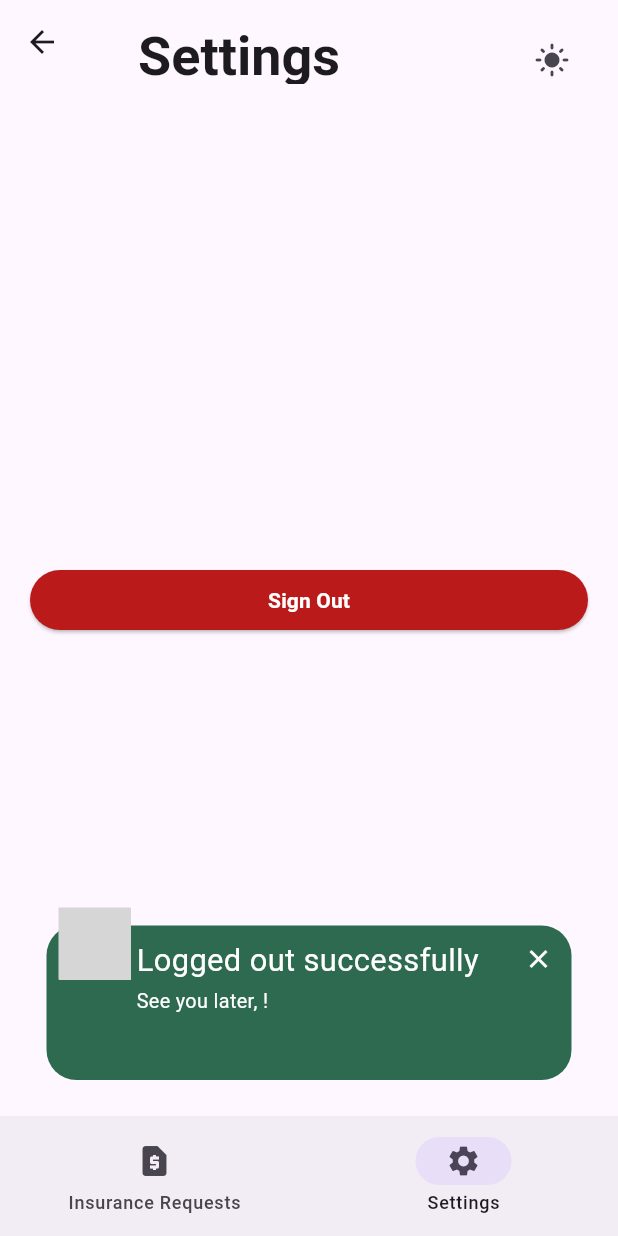
After one commit to AbeerNabeel-20192830/ITCS444-project, a Flutter app: the AdminView screen opened directly, item 2 of the bottom bar chosen, after a tap on "Sign Out", on a phone screen of 412 x 824 dp. The commit adds this screen. Run offline on Flutter 3.47's test engine with Material 3 defaults, Android fonts, the phone set to English and light mode, and no system bars; drawn by our look-alikes of awesome_snackbar_content; our stand-ins replace cloud_firestore, firebase_auth, firebase_core, shared_preferences; missing offline and left inert: age_calculator, ulid; accounts and stored records are empty; generated files the repository leaves out were written again; network calls fail; grey boxes are pictures that could not be loaded.

Commit message:
implement admin view

```diff
--- a/lib/admin/pages/example.dart
+++ /dev/null
@@ -1 +0,0 @@
-// Empty...
--- /dev/null
+++ b/lib/admin/pages/requests_page.dart
@@ -0,0 +1,15 @@
+import 'package:flutter/material.dart';
+
+class InsuranceRequestsPage extends StatefulWidget {
+  const InsuranceRequestsPage({super.key});
+
+  @override
+  State<InsuranceRequestsPage> createState() => _InsuranceRequestsPageState();
+}
+
+class _InsuranceRequestsPageState extends State<InsuranceRequestsPage> {
+  @override
+  Widget build(BuildContext context) {
+    return const Placeholder();
+  }
+}
--- /dev/null
+++ b/lib/admin_emails.dart
@@ -0,0 +1,5 @@
+List<String> get adminEmails {
+  return [
+    'itcs444.test@gmail.com'
+  ];
+}
--- a/lib/insurance/insurance_request_form.dart
+++ b/lib/customer/insurance/insurance_request_form.dart
@@ -2,7 +2,7 @@ import 'package:awesome_snackbar_content/awesome_snackbar_content.dart';
 import 'package:flutter/material.dart';
 import 'package:flutter_project/components/custom_snackbar.dart';
 import 'package:flutter_project/models/insurance.dart';
-import 'package:flutter_project/models/insurance_provider.dart';
+import 'package:flutter_project/customer/insurance/insurance_provider.dart';
 import 'package:flutter_project/models/vehicle.dart';
 import 'package:provider/provider.dart';
 
--- a/lib/customer/pages/my_vehicles_page.dart
+++ b/lib/customer/pages/my_vehicles_page.dart
@@ -1,5 +1,5 @@
 import 'package:flutter/material.dart';
-import 'package:flutter_project/vehicle/vehicle_list_view.dart';
+import 'package:flutter_project/customer/vehicle/vehicle_list_view.dart';
 
 class MyVehiclesPage extends StatefulWidget {
   const MyVehiclesPage({super.key});
--- a/lib/customer/pages/new_insurance_page.dart
+++ b/lib/customer/pages/new_insurance_page.dart
@@ -1,5 +1,5 @@
 import 'package:flutter/material.dart';
-import 'package:flutter_project/insurance/insurance_request_form.dart';
+import 'package:flutter_project/customer/insurance/insurance_request_form.dart';
 import 'package:flutter_project/models/vehicle.dart';
 
 class NewInsurancePage extends StatefulWidget {
--- a/lib/customer/pages/new_vehicle_page.dart
+++ b/lib/customer/pages/new_vehicle_page.dart
@@ -1,5 +1,5 @@
 import 'package:flutter/material.dart';
-import 'package:flutter_project/vehicle/vehicle_form.dart';
+import 'package:flutter_project/customer/vehicle/vehicle_form.dart';
 
 class NewVehiclePage extends StatefulWidget {
   const NewVehiclePage({super.key});
--- a/lib/vehicle/vehicle_form.dart
+++ b/lib/customer/vehicle/vehicle_form.dart
@@ -3,7 +3,7 @@ import 'package:flutter/material.dart';
 import 'package:age_calculator/age_calculator.dart';
 import 'package:flutter_project/components/custom_snackbar.dart';
 import 'package:flutter_project/models/vehicle.dart';
-import 'package:flutter_project/models/vehicle_provider.dart';
+import 'package:flutter_project/customer/vehicle/vehicle_provider.dart';
 import 'package:flutter_project/utils.dart';
 import 'package:provider/provider.dart';
 
--- a/lib/vehicle/vehicle_list_view.dart
+++ b/lib/customer/vehicle/vehicle_list_view.dart
@@ -6,11 +6,11 @@ import 'package:flutter_project/customer/pages/insured_page.dart';
 import 'package:flutter_project/customer/pages/new_insurance_page.dart';
 import 'package:flutter_project/customer/pages/renewal_page.dart';
 import 'package:flutter_project/models/insurance.dart';
-import 'package:flutter_project/models/insurance_provider.dart';
-import 'package:flutter_project/models/vehicle_provider.dart';
+import 'package:flutter_project/customer/insurance/insurance_provider.dart';
+import 'package:flutter_project/customer/vehicle/vehicle_provider.dart';
 import 'package:flutter_project/utils.dart';
 import 'package:flutter_project/models/vehicle.dart';
-import 'package:flutter_project/vehicle/vehicle_form.dart';
+import 'package:flutter_project/customer/vehicle/vehicle_form.dart';
 import 'package:provider/provider.dart';
 
 class VehicleListView extends StatefulWidget {
--- a/lib/main.dart
+++ b/lib/main.dart
@@ -3,10 +3,11 @@ import 'package:firebase_core/firebase_core.dart';
 import 'package:flutter/material.dart';
 import 'package:flutter_project/authentication.dart';
 import 'package:flutter_project/firebase_options.dart';
-import 'package:flutter_project/logged_view.dart';
-import 'package:flutter_project/models/insurance_provider.dart';
-import 'package:flutter_project/models/vehicle_provider.dart';
-import 'package:flutter_project/non_logged_view.dart';
+import 'package:flutter_project/views/admin_view.dart';
+import 'package:flutter_project/views/user_view.dart';
+import 'package:flutter_project/customer/insurance/insurance_provider.dart';
+import 'package:flutter_project/customer/vehicle/vehicle_provider.dart';
+import 'package:flutter_project/views/non_logged_view.dart';
 import 'package:provider/provider.dart';
 import 'package:flutter_project/theme/theme_provider.dart';
 import 'package:shared_preferences/shared_preferences.dart';
@@ -68,7 +69,10 @@ class _HomePageState extends State<HomePage> {
 
           if (snapshot.hasData) {
             // User is logged in
-            return LoggedInView();
+            if (context.watch<Authentication>().isAdmin) {
+              return AdminView();
+            }
+            return UserView();
           } else {
             // User is not logged in
             return NonLoggedInView();
--- /dev/null
+++ b/lib/settings_page.dart
@@ -0,0 +1,52 @@
+import 'package:awesome_snackbar_content/awesome_snackbar_content.dart';
+import 'package:firebase_auth/firebase_auth.dart';
+import 'package:flutter/material.dart';
+import 'package:flutter_project/authentication.dart';
+import 'package:flutter_project/components/custom_snackbar.dart';
+import 'package:provider/provider.dart';
+
+class SettingsPage extends StatefulWidget {
+  const SettingsPage({super.key});
+
+  @override
+  State<SettingsPage> createState() => _SettingsPageState();
+}
+
+class _SettingsPageState extends State<SettingsPage> {
+  User user = FirebaseAuth.instance.currentUser!;
+
+  @override
+  Widget build(BuildContext context) {
+    return Column(
+      crossAxisAlignment: CrossAxisAlignment.stretch,
+      children: [
+        ElevatedButton(
+          onPressed: () async {
+            try {
+              // Call the login method from the Authentication class
+              await context.read<Authentication>().logout();
+              // Navigate to the home screen or show a success message
+              ScaffoldMessenger.of(context)
+                ..hideCurrentSnackBar()
+                ..showSnackBar(snackBar('Logged out successfully',
+                    'See you later, ${user.email}!', ContentType.success));
+            } catch (e) {
+              // Show an error message if login fails
+              ScaffoldMessenger.of(context)
+                ..hideCurrentSnackBar()
+                ..showSnackBar(
+                    snackBar('Logging out failed', '$e', ContentType.failure));
+            }
+          },
+          style: ElevatedButton.styleFrom(
+              backgroundColor: Theme.of(context).colorScheme.error,
+              foregroundColor: Theme.of(context).colorScheme.onError),
+          child: Text(
+            'Sign Out',
+            style: TextStyle(fontWeight: FontWeight.bold),
+          ),
+        )
+      ],
+    );
+  }
+}
--- /dev/null
+++ b/lib/views/admin_view.dart
@@ -0,0 +1,83 @@
+import 'package:flutter/material.dart';
+import 'package:flutter_project/admin/pages/requests_page.dart';
+import 'package:flutter_project/settings_page.dart';
+import 'package:flutter_project/theme/theme.dart';
+import 'package:flutter_project/theme/theme_provider.dart';
+import 'package:flutter_project/utils.dart';
+import 'package:provider/provider.dart';
+
+class AdminView extends StatefulWidget {
+  const AdminView({super.key});
+
+  @override
+  State<AdminView> createState() => _AdminViewState();
+}
+
+class _AdminViewState extends State<AdminView> {
+  var title = '';
+  var selectedIndex = 0;
+
+  @override
+  Widget build(BuildContext context) {
+    Widget page;
+    switch (selectedIndex) {
+      case 0:
+        title = 'Insurance Requests';
+        page = const InsuranceRequestsPage();
+        break;
+      case 1:
+        title = 'Settings';
+        page = const SettingsPage();
+        break;
+      default:
+        page = const Placeholder();
+    }
+    return Scaffold(
+      appBar: AppBar(
+        title: Padding(
+          padding: const EdgeInsets.only(top: 20, left: 20),
+          child: Text(title, style: Theme.of(context).textTheme.titleLarge),
+        ),
+        actions: [
+          Padding(
+            padding: const EdgeInsets.only(top: 20, right: 20),
+            child: IconButton(
+              onPressed: () {
+                Provider.of<ThemeProvider>(
+                  context,
+                  listen: false,
+                ).toggleTheme();
+              },
+              icon: Provider.of<ThemeProvider>(context).themeData == lightMode
+                  ? Icon(Icons.light_mode)
+                  : Icon(Icons.dark_mode),
+            ),
+          ),
+        ],
+      ),
+      body: Align(
+        alignment: Alignment.center,
+        child: SizedBox(
+          width: maxWidth,
+          child: SingleChildScrollView(
+            padding: EdgeInsets.all(20),
+            child: page,
+          ),
+        ),
+      ),
+      bottomNavigationBar: NavigationBar(
+        destinations: const [
+          NavigationDestination(
+              icon: Icon(Icons.request_page), label: 'Insurance Requests'),
+          NavigationDestination(icon: Icon(Icons.settings), label: 'Settings'),
+        ],
+        selectedIndex: selectedIndex,
+        onDestinationSelected: (value) {
+          setState(() {
+            selectedIndex = value;
+          });
+        },
+      ),
+    );
+  }
+}
--- a/lib/logged_view.dart
+++ b/lib/views/user_view.dart
@@ -2,19 +2,20 @@ import 'package:flutter/material.dart';
 import 'package:flutter_project/customer/pages/accident_report.dart';
 import 'package:flutter_project/customer/pages/my_vehicles_page.dart';
 import 'package:flutter_project/customer/pages/new_vehicle_page.dart';
+import 'package:flutter_project/settings_page.dart';
 import 'package:flutter_project/theme/theme.dart';
 import 'package:flutter_project/theme/theme_provider.dart';
 import 'package:flutter_project/utils.dart';
 import 'package:provider/provider.dart';
 
-class LoggedInView extends StatefulWidget {
-  const LoggedInView({super.key});
+class UserView extends StatefulWidget {
+  const UserView({super.key});
 
   @override
-  State<LoggedInView> createState() => _LoggedInViewState();
+  State<UserView> createState() => _UserViewState();
 }
 
-class _LoggedInViewState extends State<LoggedInView> {
+class _UserViewState extends State<UserView> {
   var title = '';
   var selectedIndex = 0;
 
@@ -33,6 +34,10 @@ class _LoggedInViewState extends State<LoggedInView> {
       case 2:
         title = 'Report Accident';
         page = const AccidentReportPage();
+        break;
+      case 3:
+        title = 'Settings';
+        page = const SettingsPage();
         break;
       default:
         page = const Placeholder();
@@ -78,6 +83,7 @@ class _LoggedInViewState extends State<LoggedInView> {
               icon: Icon(Icons.directions_car), label: 'My Vehicles'),
           NavigationDestination(
               icon: Icon(Icons.car_crash), label: 'Report Accident'),
+          NavigationDestination(icon: Icon(Icons.settings), label: 'Settings'),
         ],
         selectedIndex: selectedIndex,
         onDestinationSelected: (value) {
```
Also changed, not shown: lib/auth/register.dart (+26 -3 lines), lib/authentication.dart (+9 -15 lines), lib/customer/insurance/insurance_offer_form.dart (added), lib/customer/insurance/insurance_provider.dart (renamed from lib/models/insurance_provider.dart), lib/customer/vehicle/vehicle_provider.dart (renamed from lib/models/vehicle_provider.dart), lib/views/non_logged_view.dart (renamed from lib/non_logged_view.dart).
